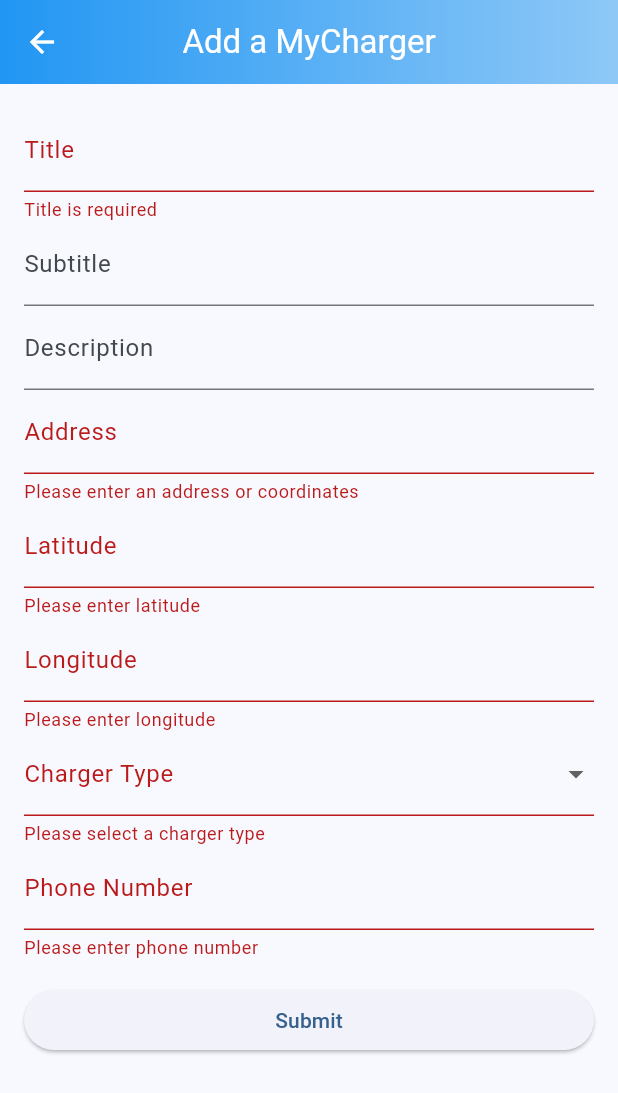
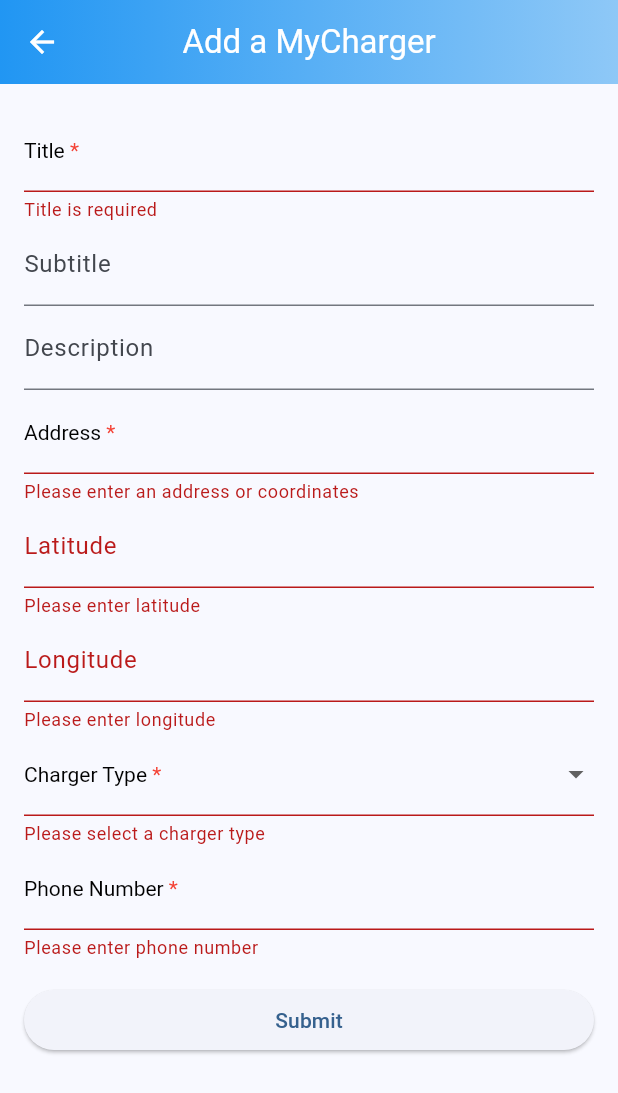
Before and after one commit to 08micco/P6, a Flutter app: the AddMyChargerPage screen opened directly, after a tap on "Submit", on a phone screen of 412 x 824 dp. Shown: the top 1093 px of the screen. Run offline on Flutter 3.47's test engine with Material 3 defaults, Android fonts, the light colour scheme and no system bars; our stand-ins replace flutter_secure_storage; missing offline and left inert: flutter_osm_plugin; accounts and stored records are empty.

Commit message:
Added address autocomplete, error message on no address found and red stars indicating required fields (#24)

```diff
--- a/CSR/frontend/csr/lib/screens/add_my_charger_screen.dart
+++ b/CSR/frontend/csr/lib/screens/add_my_charger_screen.dart
@@ -1,15 +1,15 @@
-// ignore_for_file: use_build_context_synchronously
+// ignore_for_file: use_build_context_synchronously, library_private_types_in_public_api
 
 import 'package:flutter/material.dart';
 import 'package:http/http.dart' as http;
 import 'dart:convert';
 import 'package:flutter_secure_storage/flutter_secure_storage.dart';
+import 'dart:async';
 
 class AddMyChargerPage extends StatefulWidget {
   const AddMyChargerPage({super.key});
 
   @override
-  // ignore: library_private_types_in_public_api
   _AddMyChargerPageState createState() => _AddMyChargerPageState();
 }
 
@@ -25,7 +25,10 @@
   String? chargerType;
   String? phoneNumber;
   String? address;
+  List<dynamic> addressSuggestions = [];
+  final TextEditingController _addressController = TextEditingController();
   bool isAddressEntered = false;
+  Timer? _debounce;
 
   final List<String> chargerTypes = [
     'Type 2 (Mennekes)',
@@ -34,6 +37,13 @@
     'CHAdeMO',
     'Tesla'
   ];
+
+  @override
+  void dispose() {
+    _addressController.dispose();
+    super.dispose();
+    _debounce?.cancel();
+  }
 
   @override
   void initState() {
@@ -65,6 +75,14 @@
         if (coords != null) {
           latitude = coords['latitude'];
           longitude = coords['longitude'];
+        } else {
+          ScaffoldMessenger.of(context).showSnackBar(
+            const SnackBar(
+              content: Text('Address could not be found. Please enter a valid address.'),
+              backgroundColor: Colors.red,
+            ),
+          );
+          return;
         }
       }
       if (longitude != "" &&
@@ -85,6 +103,31 @@
         print('One or more fields are missing. Please check your input.');
       }
     }
+  }
+
+  Future<void> fetchAddressSuggestions(String input) async {
+    if (_debounce?.isActive ?? false) _debounce!.cancel();
+    _debounce = Timer(const Duration(milliseconds: 500), () async {
+      if (input.isEmpty) {
+        setState(() {
+          addressSuggestions = [];
+        });
+        return;
+      }
+      final uri = Uri.parse(
+          'https://nominatim.openstreetmap.org/search?format=json&q=$input&limit=5');
+      final response = await http.get(uri, headers: {'User-Agent': 'CSR/1.0'});
+      if (response.statusCode == 200) {
+        final suggestions = json.decode(response.body);
+        setState(() {
+          addressSuggestions = suggestions;
+        });
+      } else {
+        setState(() {
+          addressSuggestions = [];
+        });
+      }
+    });
   }
 
   Future<Map<String, dynamic>?> convertAddressToCoordinates(
@@ -159,6 +202,21 @@
     }
   }
 
+  Widget _buildRequiredFieldLabel(String labelText) {
+    return RichText(
+      text: TextSpan(
+        text: labelText,
+        style: const TextStyle(color: Colors.black),
+        children: const [
+          TextSpan(
+            text: ' *',
+            style: TextStyle(color: Colors.red),
+          ),
+        ],
+      ),
+    );
+  }
+
   @override
   Widget build(BuildContext context) {
     return Scaffold(
@@ -178,34 +236,36 @@
         key: _formKey,
         child: ListView(
           padding: const EdgeInsets.all(16.0),
-          children: <Widget>[
+          children: [
             TextFormField(
-              decoration: const InputDecoration(labelText: 'Title'),
+              decoration: InputDecoration(
+                label: _buildRequiredFieldLabel('Title'),
+              ),
               validator: (value) {
                 if (value == null || value.isEmpty) {
                   return 'Title is required';
                 }
                 return null;
               },
-              onSaved: (value) => title =
-                  value, // Ensure you define this variable in your state
+              onSaved: (value) => title = value,
             ),
             TextFormField(
               decoration: const InputDecoration(labelText: 'Subtitle'),
-              onSaved: (value) => subtitle =
-                  value, // Ensure you define this variable in your state
+              onSaved: (value) => subtitle = value,
             ),
             TextFormField(
               decoration: const InputDecoration(labelText: 'Description'),
-              onSaved: (value) => description =
-                  value, // Ensure you define this variable in your state
+              onSaved: (value) => description = value,
             ),
             TextFormField(
-              decoration: const InputDecoration(labelText: 'Address'),
+              decoration: InputDecoration(
+                label: _buildRequiredFieldLabel('Address'),
+              ),
+              controller: _addressController,
               onChanged: (value) {
+                fetchAddressSuggestions(value);
                 if (value.isNotEmpty) {
                   setState(() {
-                    address = value;
                     isAddressEntered = true;
                     longitude = null;
                     latitude = null;
@@ -213,8 +273,13 @@
                 } else {
                   setState(() {
                     isAddressEntered = false;
+                    addressSuggestions = [];
                   });
                 }
+              },
+              onSaved: (value) {
+                address = value;
+                isAddressEntered = true;
               },
               validator: (value) {
                 if (value!.isEmpty && !isAddressEntered) {
@@ -223,6 +288,27 @@
                 return null;
               },
             ),
+            if (addressSuggestions.isNotEmpty)
+              SizedBox(
+                height: 200,
+                child: ListView.builder(
+                  itemCount: addressSuggestions.length,
+                  itemBuilder: (context, index) {
+                    final suggestion = addressSuggestions[index];
+                    return ListTile(
+                      title: Text(suggestion['display_name']),
+                      onTap: () {
+                        setState(() {
+                          address = suggestion['display_name'];
+                          _addressController.text = suggestion['display_name'];
+                          addressSuggestions = [];
+                          isAddressEntered = true;
+                        });
+                      },
+                    );
+                  },
+                ),
+              ),
             TextFormField(
               decoration: const InputDecoration(labelText: 'Latitude'),
               keyboardType: TextInputType.number,
@@ -252,7 +338,9 @@
               },
             ),
             DropdownButtonFormField(
-              decoration: const InputDecoration(labelText: 'Charger Type'),
+              decoration: InputDecoration(
+                label: _buildRequiredFieldLabel('Charger Type'),
+              ),
               items: chargerTypes.map((String type) {
                 return DropdownMenuItem(
                   value: type,
@@ -273,7 +361,9 @@
               },
             ),
             TextFormField(
-              decoration: const InputDecoration(labelText: 'Phone Number'),
+              decoration: InputDecoration(
+                label: _buildRequiredFieldLabel('Phone Number'),
+              ),
               keyboardType: TextInputType.phone,
               onSaved: (value) {
                 phoneNumber = value;
```
